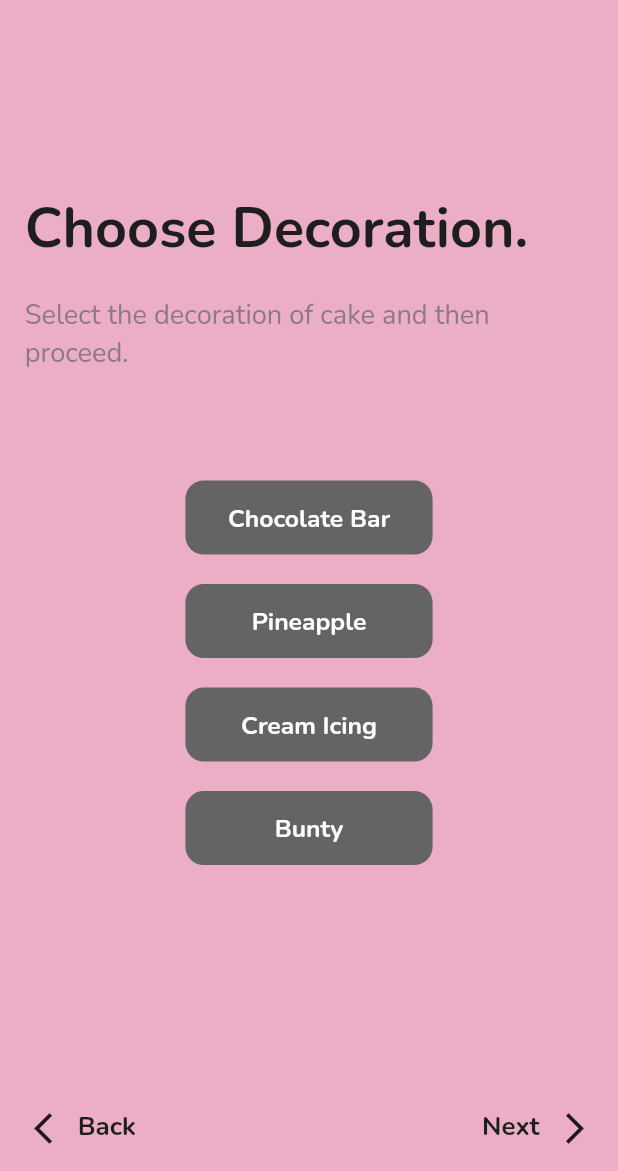
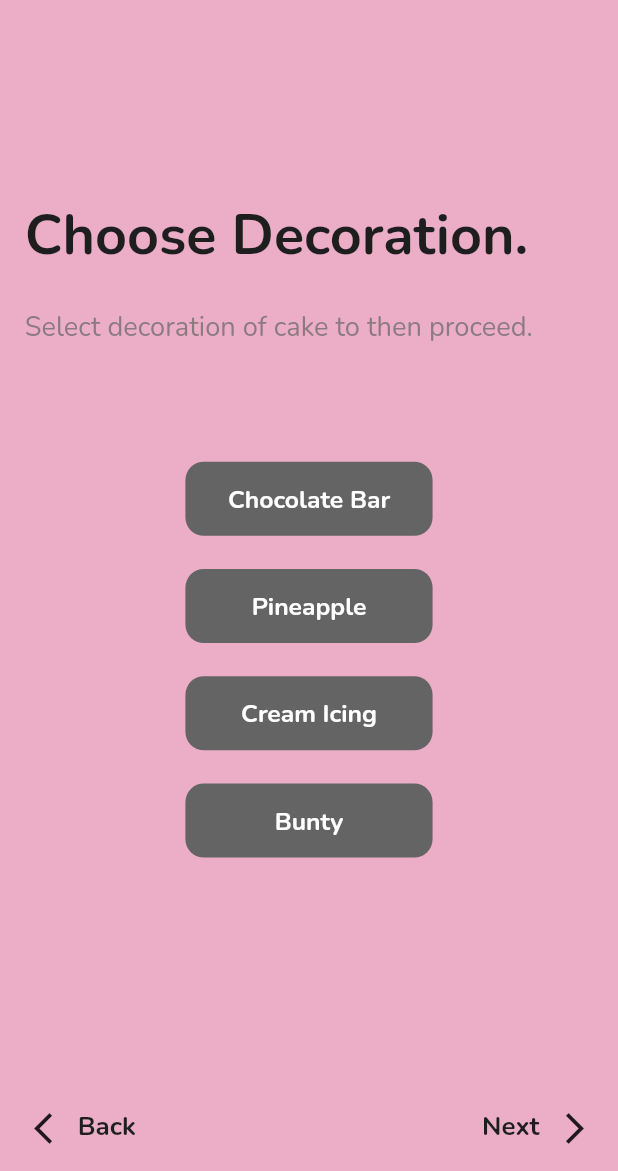
Before and after one commit to naqeeb9a/build-youe-own-cake, a Flutter app: the DecorationScreen screen opened directly, on a phone screen of 412 x 824 dp, the part 65-1236 px from its top. Run offline on Flutter 3.47's test engine with Material 2 defaults, Android fonts, the phone set to English and light mode, and no system bars; our stand-ins replace google_fonts; network calls fail; Roboto replaces fonts that are missing (Yellowtail).

Commit message:
optimization done

```diff
--- a/lib/app screens/decoration_screen.dart
+++ b/lib/app screens/decoration_screen.dart
@@ -34,7 +34,6 @@ class _DecorationScreenState extends State<DecorationScreen> {
               heightBox(context, .1),
               Align(
                 alignment: Alignment.centerLeft,
-                child: Expanded(
                 child: text(
                   context,
                   "Choose Decoration.",
@@ -43,19 +42,14 @@ class _DecorationScreenState extends State<DecorationScreen> {
                   bold: true,
                 ),
               ),
-              ),
-              Row(
-                mainAxisAlignment: MainAxisAlignment.start,
-                children: [
-                  Expanded(
+              Align(
+                alignment: Alignment.centerLeft,
                 child: text(
                   context,
-                      "Select the decoration of cake and then proceed.",
+                  "Select decoration of cake to then proceed.",
                   .044,
                   myGrey.withOpacity(0.7),
                 ),
-                  ),
-                ],
               ),
               heightBox(context, 0.04),
               coloredButton(
--- a/lib/widgets/text_widget.dart
+++ b/lib/widgets/text_widget.dart
@@ -8,6 +8,7 @@ Widget text(context, text, size, color,
     text,
     textAlign: alignText,
     maxLines: maxLines,
+
     overflow: TextOverflow.ellipsis,
     style: font == false
         ? TextStyle(
--- a/lib/widgets/toggle_button.dart
+++ b/lib/widgets/toggle_button.dart
@@ -2,9 +2,8 @@ import 'package:build_own_cake/utils/config.dart';
 import 'package:build_own_cake/widgets/text_widget.dart';
 import "package:flutter/material.dart";
 
-Widget toggleButton(context,size) {
-
-  return  RaisedButton(
+Widget toggleButton(context, size) {
+  return MaterialButton(
     child: text(context, size, 0.04, myWhite),
     shape: RoundedRectangleBorder(
       borderRadius: BorderRadius.circular(30.0),
@@ -12,5 +11,4 @@ Widget toggleButton(context,size) {
     color: noColor,
     onPressed: () {},
   );
-
 }
```
Also changed, not shown: lib/app screens/color_screen.dart (+6 -8 lines), lib/app screens/flavour_screen.dart (+2 -6 lines), lib/app screens/size_screen.dart (+11 -11 lines). Lines whose indentation alone changed are shown as unchanged.
